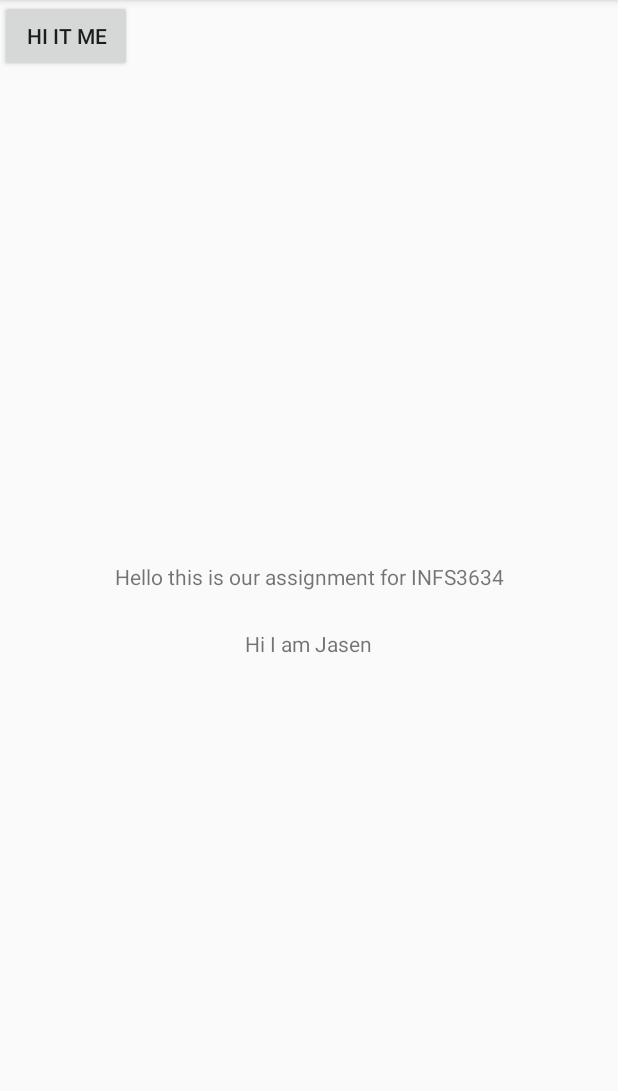
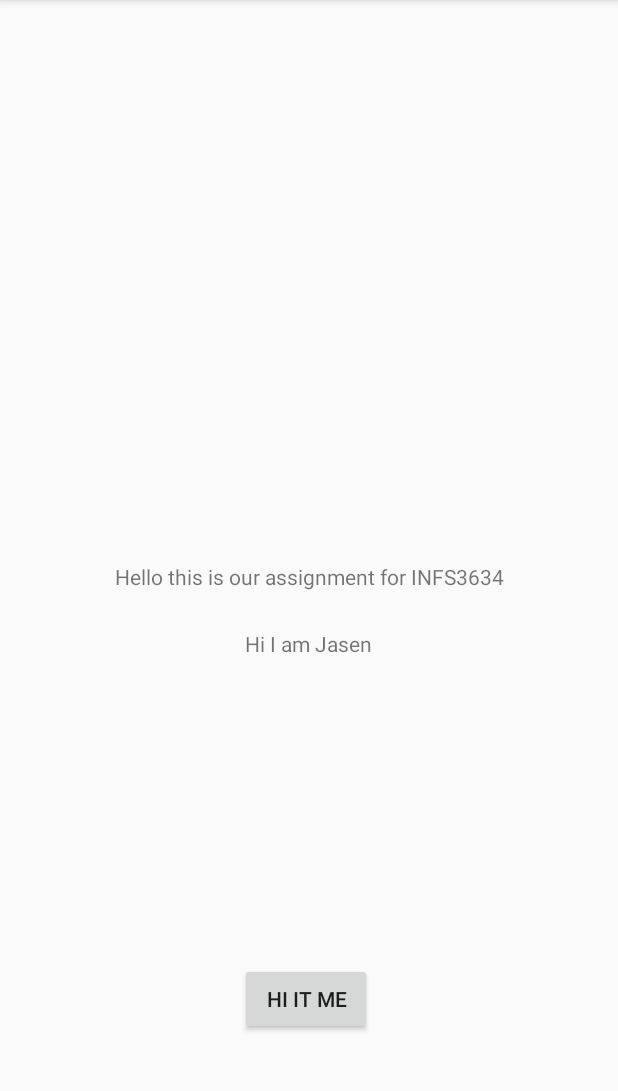
Before and after one commit to INFS3634-Elysian/INFS3634-Group-Assignment, an Android app: the screen it shows after launch (MainActivity), on a phone screen of 412 x 824 dp, the part 84-1175 px from its top. Run offline under Robolectric (Android 15) with nearby library versions, the phone set to English and light mode, and no system bars.

Commit message:
Updating Cathy's Commit

```diff
--- a/app/src/main/res/layout/activity_main.xml
+++ b/app/src/main/res/layout/activity_main.xml
@@ -36,8 +36,16 @@
         android:id="@+id/button"
         android:layout_width="wrap_content"
         android:layout_height="wrap_content"
+        android:layout_marginStart="159dp"
+        android:layout_marginLeft="159dp"
+        android:layout_marginTop="186dp"
+        android:layout_marginEnd="164dp"
+        android:layout_marginRight="164dp"
+        android:layout_marginBottom="78dp"
         android:text="hi it me"
-        tools:layout_editor_absoluteX="159dp"
-        tools:layout_editor_absoluteY="605dp" />
+        app:layout_constraintBottom_toBottomOf="parent"
+        app:layout_constraintEnd_toEndOf="parent"
+        app:layout_constraintStart_toStartOf="parent"
+        app:layout_constraintTop_toBottomOf="@+id/textView" />
 
 </androidx.constraintlayout.widget.ConstraintLayout>
```
